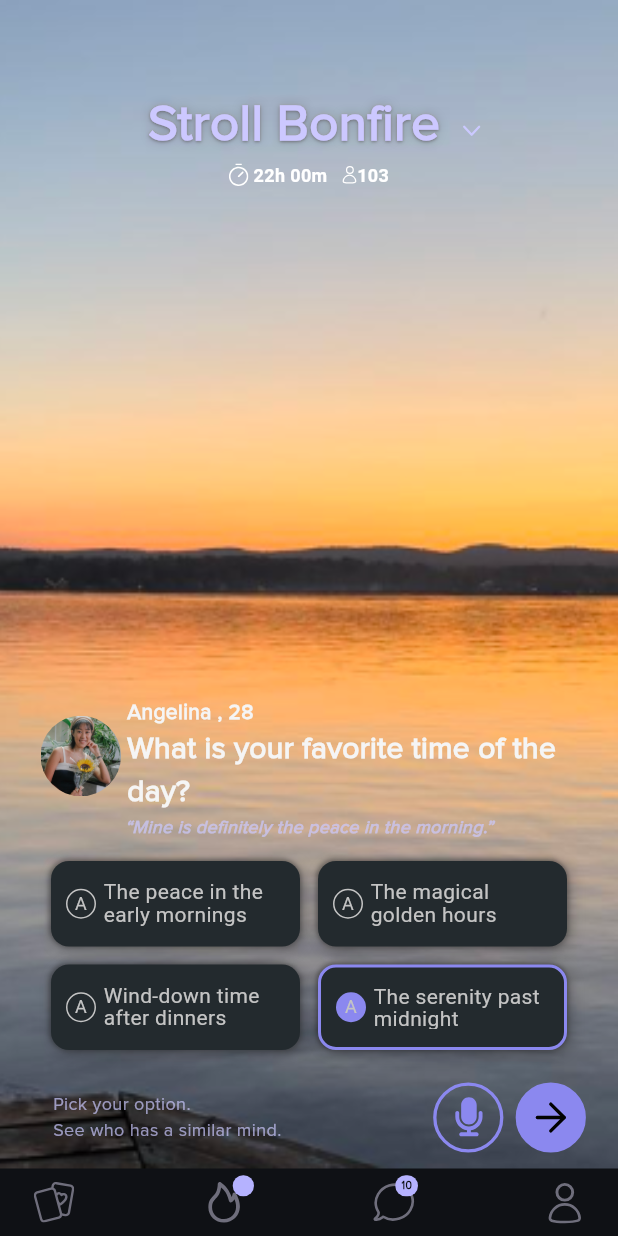
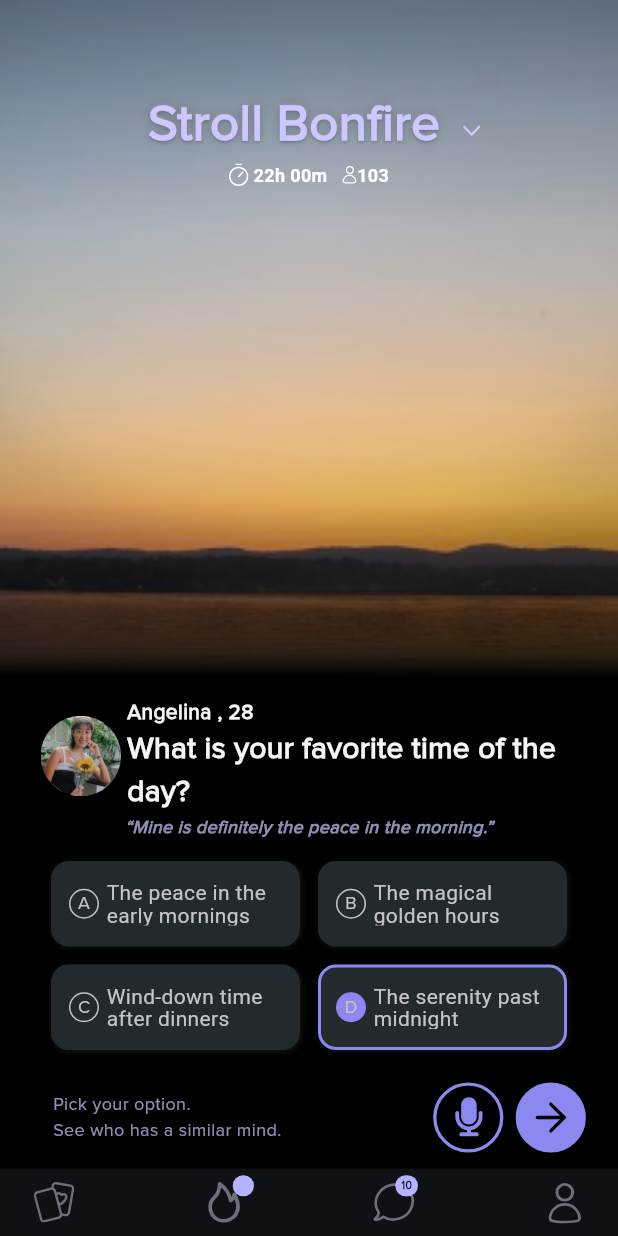
Before and after one commit to abhikatta/fe_interview_task_1, a Flutter app: the screen it shows after launch, on a phone screen of 412 x 824 dp. Run offline on Flutter 3.47's test engine with Material 3 defaults, Android fonts, the phone set to English and light mode, and no system bars; our stand-ins replace flutter_svg; Roboto replaces fonts that are missing (Proxima Nova).

Commit message:
added final gradient

```diff
--- a/lib/components/bottom_section.dart
+++ b/lib/components/bottom_section.dart
@@ -10,12 +10,13 @@ class MyBottomSection extends StatelessWidget {
   final String question = 'What is your favorite time of the day?';
   final String quote = '“Mine is definitely the peace in the morning.”';
 
-  final List<String> options = [
+  final List<String> choices = [
     'The peace in the early mornings',
     'The magical golden hours',
     'Wind-down time after dinners',
     'The serenity past midnight'
   ];
+  final List<String> options = ['A', 'B', 'C', 'D'];
   @override
   Widget build(BuildContext context) {
     return Column(children: [
@@ -74,7 +75,8 @@ class MyBottomSection extends StatelessWidget {
             mainAxisAlignment: MainAxisAlignment.center,
             children: [
               MyOptionComponent(
-                text: options[0],
+                choice: choices[0],
+                option: options[0],
                 onPressed: () {},
                 selected: false,
               ),
@@ -82,7 +84,8 @@ class MyBottomSection extends StatelessWidget {
                 width: 12,
               ),
               MyOptionComponent(
-                text: options[1],
+                choice: choices[1],
+                option: options[1],
                 onPressed: () {},
                 selected: false,
               )
@@ -95,7 +98,8 @@ class MyBottomSection extends StatelessWidget {
             mainAxisAlignment: MainAxisAlignment.center,
             children: [
               MyOptionComponent(
-                text: options[2],
+                choice: choices[2],
+                option: options[2],
                 onPressed: () {},
                 selected: false,
               ),
@@ -103,7 +107,8 @@ class MyBottomSection extends StatelessWidget {
                 width: 12,
               ),
               MyOptionComponent(
-                text: options[3],
+                choice: choices[3],
+                option: options[3],
                 onPressed: () {},
                 selected: true,
               )
--- a/lib/components/option_component.dart
+++ b/lib/components/option_component.dart
@@ -3,12 +3,14 @@
 import 'package:flutter/material.dart';
 
 class MyOptionComponent extends StatelessWidget {
-  final String text;
+  final String option;
+  final String choice;
   final VoidCallback onPressed;
   final bool selected;
   const MyOptionComponent(
       {Key? key,
-      required this.text,
+      required this.choice,
+      required this.option,
       required this.onPressed,
       required this.selected})
       : super(key: key);
@@ -23,7 +25,7 @@ class MyOptionComponent extends StatelessWidget {
             padding: EdgeInsets.symmetric(vertical: 12, horizontal: 10),
             decoration: BoxDecoration(
               border: Border.all(
-                  width: selected ? 2 : 0,
+                  width: 2,
                   color: selected ? Color(0xFF8B88EF) : Colors.transparent),
               borderRadius: BorderRadius.circular(12),
               color: Color(0xFF232A2E),
@@ -49,12 +51,13 @@ class MyOptionComponent extends StatelessWidget {
               ],
             ),
             child: Row(
-              mainAxisAlignment: MainAxisAlignment.start,
+              mainAxisAlignment: MainAxisAlignment.center,
               crossAxisAlignment: CrossAxisAlignment.center,
               children: [
                 Container(
                   width: 20,
                   height: 20,
+                  alignment: Alignment.center,
                   decoration: BoxDecoration(
                     border: Border.all(
                         width: 1,
@@ -66,9 +69,11 @@ class MyOptionComponent extends StatelessWidget {
                     borderRadius: BorderRadius.circular(999),
                   ),
                   child: Text(
-                    'A',
-                    textAlign: TextAlign.center,
-                    style: TextStyle(fontSize: 12, color: Color(0xFFC4C4C4)),
+                    option,
+                    style: TextStyle(
+                        fontSize: 12,
+                        fontFamily: 'ProximaNova',
+                        color: Color(0xFFC4C4C4)),
                   ),
                 ),
                 SizedBox(
@@ -76,12 +81,12 @@ class MyOptionComponent extends StatelessWidget {
                 ),
                 Flexible(
                     child: Text(
-                  text,
+                  choice,
                   style: TextStyle(
                       color: Color(0xFFC4C4C4),
                       fontWeight: FontWeight.w400,
                       fontSize: 14,
-                      height: 1.05),
+                      height: 1.1),
                 )),
               ],
             )));
--- a/lib/pages/home_page.dart
+++ b/lib/pages/home_page.dart
@@ -5,6 +5,9 @@ import 'package:flutter_svg/flutter_svg.dart';
 
 class HomePage extends StatelessWidget {
   const HomePage({super.key});
+
+  final String time = '22h 00m';
+  final num peopleCount = 103;
 
   @override
   Widget build(BuildContext context) {
@@ -21,9 +24,12 @@ class HomePage extends StatelessWidget {
       body: Stack(
         fit: StackFit.expand,
         children: [
-          const Text('Stroll Bonfire'),
           Image.asset(
             'lib/assets/background.png',
+            fit: BoxFit.cover,
+          ),
+          SvgPicture.asset(
+            'lib/assets/fade.svg',
             fit: BoxFit.cover,
           ),
           Center(
@@ -73,9 +79,9 @@ class HomePage extends StatelessWidget {
                   height: 15.0,
                 ),
                 const SizedBox(width: 3.27),
-                const Text(
-                  '22h 00m',
-                  style: TextStyle(
+                Text(
+                  time,
+                  style: const TextStyle(
                       fontFamily: 'Proxima Nova',
                       fontSize: 12,
                       color: Colors.white,
@@ -87,9 +93,9 @@ class HomePage extends StatelessWidget {
                   width: 10.0,
                   height: 13.0,
                 ),
-                const Text(
-                  '103',
-                  style: TextStyle(
+                Text(
+                  peopleCount.toString(),
+                  style: const TextStyle(
                       fontFamily: 'Proxima Nova',
                       fontSize: 12,
                       color: Colors.white,
```
